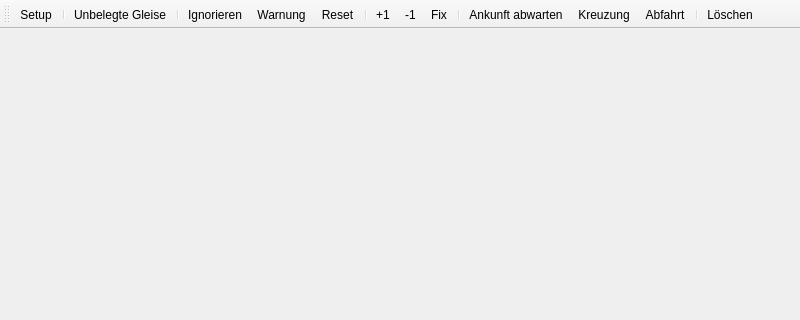
This is stskit/qt/gleisbelegung.ui in topological-state/stskit as Qt 5 draws it before an edit; both pictures show x 0 to 800 and y 0 to 320 of the 800 by 600 pixel window. The edited form follows.
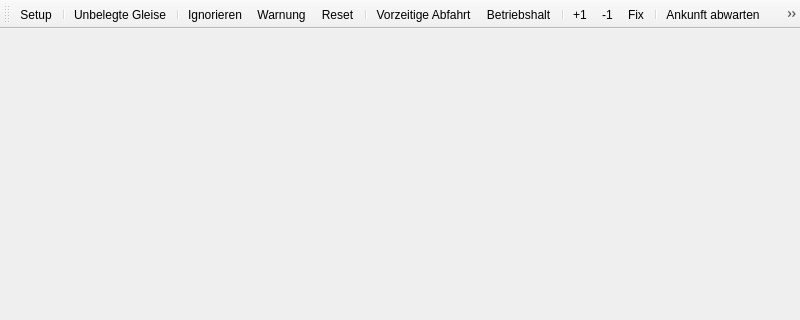
This is the edited form.

Commit message: Betriebshalt- und vorzeitige Abfahrt-Befehle in Gleisbelegung

```diff
--- a/stskit/qt/gleisbelegung.ui
+++ b/stskit/qt/gleisbelegung.ui
@@ -227,6 +227,9 @@
    <addaction name="actionWarnungSetzen"/>
    <addaction name="actionWarnungReset"/>
    <addaction name="separator"/>
+   <addaction name="actionVorzeitigeAbfahrt"/>
+   <addaction name="actionBetriebshaltEinfuegen"/>
+   <addaction name="separator"/>
    <addaction name="actionPlusEins"/>
    <addaction name="actionMinusEins"/>
    <addaction name="actionFix"/>
@@ -320,6 +323,28 @@
     <string>B</string>
    </property>
   </action>
+  <action name="actionBetriebshaltEinfuegen">
+   <property name="text">
+    <string>Betriebshalt</string>
+   </property>
+   <property name="toolTip">
+    <string>Betriebshalt einfügen (H)</string>
+   </property>
+   <property name="shortcut">
+    <string>H</string>
+   </property>
+  </action>
+  <action name="actionVorzeitigeAbfahrt">
+   <property name="text">
+    <string>Vorzeitige Abfahrt</string>
+   </property>
+   <property name="toolTip">
+    <string>Vorzeitige Abfahrt vermerken (A)</string>
+   </property>
+   <property name="shortcut">
+    <string>A</string>
+   </property>
+  </action>
   <action name="actionWarnungSetzen">
    <property name="text">
     <string>Warnung</string>
```
Left out of the diff: 4 changed lines with no effect on the pictures. The commit also changes 3 other files.
